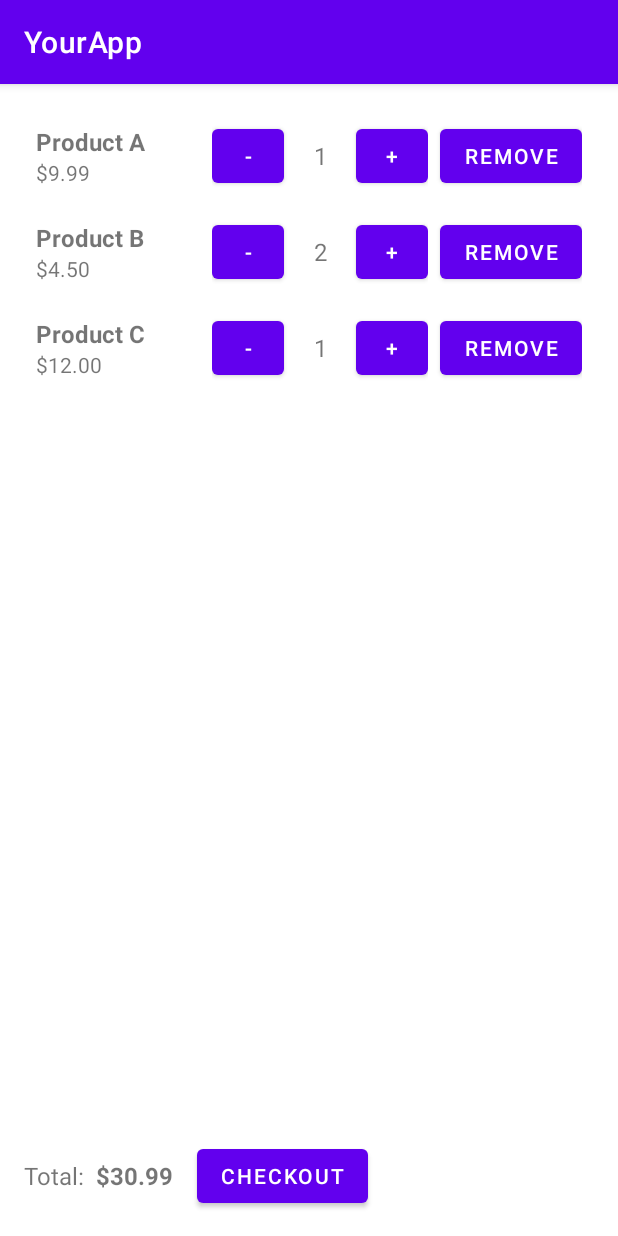
After one commit to Radu214/MegaScan, an Android app: the CartActivity screen opened directly, with no data from a screen before it, on a phone screen of 412 x 824 dp. The commit adds this screen. Run offline under Robolectric (Android 15) with nearby library versions, the phone set to English and light mode, and no system bars.

Commit message:
added cart page

```diff
--- /dev/null
+++ b/app/src/main/java/com/example/megascan/model/CartItem.java
@@ -0,0 +1,19 @@
+package com.example.megascan.model;
+
+public class CartItem {
+    private String productName;
+    private double price;
+    private int quantity;
+
+    public CartItem(String productName, double price, int quantity) {
+        this.productName = productName;
+        this.price = price;
+        this.quantity = quantity;
+    }
+
+    public String getProductName() { return productName; }
+    public double getPrice() { return price; }
+    public int getQuantity() { return quantity; }
+
+    public void setQuantity(int quantity) { this.quantity = quantity; }
+}
--- /dev/null
+++ b/app/src/main/java/com/example/megascan/ui/CartActivity.java
@@ -0,0 +1,71 @@
+package com.example.megascan.ui;
+
+import androidx.appcompat.app.AppCompatActivity;
+import androidx.recyclerview.widget.LinearLayoutManager;
+import androidx.recyclerview.widget.RecyclerView;
+import android.content.Intent;
+import android.os.Bundle;
+import android.widget.Button;
+import android.widget.TextView;
+
+import com.example.megascan.R;
+import com.example.megascan.model.CartItem;
+
+import java.util.ArrayList;
+import java.util.List;
+
+public class CartActivity extends AppCompatActivity implements CartAdapter.OnCartItemChangeListener {
+
+    private RecyclerView recyclerView;
+    private CartAdapter adapter;
+    private TextView textTotalAmount;
+    private Button buttonCheckout;
+
+    private List<CartItem> cartItems;
+
+    @Override
+    protected void onCreate(Bundle savedInstanceState) {
+        super.onCreate(savedInstanceState);
+        setContentView(R.layout.activity_cart);
+
+        recyclerView = findViewById(R.id.recycler_view_cart);
+        textTotalAmount = findViewById(R.id.text_total_amount);
+        buttonCheckout = findViewById(R.id.button_checkout);
+
+        // Example: Pre-populate cart items
+        cartItems = new ArrayList<>();
+        cartItems.add(new CartItem("Product A", 9.99, 1));
+        cartItems.add(new CartItem("Product B", 4.50, 2));
+        cartItems.add(new CartItem("Product C", 12.00, 1));
+
+        adapter = new CartAdapter(cartItems, this);
+        recyclerView.setLayoutManager(new LinearLayoutManager(this));
+        recyclerView.setAdapter(adapter);
+
+        updateTotal();
+
+        buttonCheckout.setOnClickListener(v -> {
+            // Go to checkout activity
+            Intent intent = new Intent(CartActivity.this, CheckoutActivity.class);
+            startActivity(intent);
+        });
+    }
+
+    @Override
+    public void onQuantityChanged() {
+        updateTotal();
+    }
+
+    @Override
+    public void onItemRemoved(CartItem item) {
+        updateTotal();
+    }
+
+    private void updateTotal() {
+        double total = 0;
+        for (CartItem item : cartItems) {
+            total += item.getPrice() * item.getQuantity();
+        }
+        textTotalAmount.setText(String.format("$%.2f", total));
+    }
+}
--- /dev/null
+++ b/app/src/main/java/com/example/megascan/ui/CartAdapter.java
@@ -0,0 +1,85 @@
+package com.example.megascan.ui;
+
+import android.view.LayoutInflater;
+import android.view.View;
+import android.view.ViewGroup;
+import android.widget.Button;
+import android.widget.TextView;
+import androidx.annotation.NonNull;
+import androidx.recyclerview.widget.RecyclerView;
+
+import com.example.megascan.R;
+import com.example.megascan.model.CartItem;
+
+import java.util.List;
+
+public class CartAdapter extends RecyclerView.Adapter<CartAdapter.CartViewHolder> {
+
+    private List<CartItem> cartItems;
+    private OnCartItemChangeListener listener;
+
+    public interface OnCartItemChangeListener {
+        void onQuantityChanged();
+        void onItemRemoved(CartItem item);
+    }
+
+    public CartAdapter(List<CartItem> cartItems, OnCartItemChangeListener listener) {
+        this.cartItems = cartItems;
+        this.listener = listener;
+    }
+
+    @NonNull
+    @Override
+    public CartViewHolder onCreateViewHolder(@NonNull ViewGroup parent, int viewType) {
+        View v = LayoutInflater.from(parent.getContext()).inflate(R.layout.item_cart, parent, false);
+        return new CartViewHolder(v);
+    }
+
+    @Override
+    public void onBindViewHolder(@NonNull CartViewHolder holder, int position) {
+        CartItem item = cartItems.get(position);
+        holder.textProductName.setText(item.getProductName());
+        holder.textProductPrice.setText(String.format("$%.2f", item.getPrice()));
+        holder.textQuantity.setText(String.valueOf(item.getQuantity()));
+
+        holder.buttonIncrement.setOnClickListener(v -> {
+            item.setQuantity(item.getQuantity() + 1);
+            notifyItemChanged(position);
+            if (listener != null) listener.onQuantityChanged();
+        });
+
+        holder.buttonDecrement.setOnClickListener(v -> {
+            if (item.getQuantity() > 1) {
+                item.setQuantity(item.getQuantity() - 1);
+                notifyItemChanged(position);
+                if (listener != null) listener.onQuantityChanged();
+            }
+        });
+
+        holder.buttonRemove.setOnClickListener(v -> {
+            cartItems.remove(position);
+            notifyItemRemoved(position);
+            if (listener != null) listener.onItemRemoved(item);
+        });
+    }
+
+    @Override
+    public int getItemCount() {
+        return cartItems.size();
+    }
+
+    static class CartViewHolder extends RecyclerView.ViewHolder {
+        TextView textProductName, textProductPrice, textQuantity;
+        Button buttonIncrement, buttonDecrement, buttonRemove;
+
+        public CartViewHolder(@NonNull View itemView) {
+            super(itemView);
+            textProductName = itemView.findViewById(R.id.text_product_name);
+            textProductPrice = itemView.findViewById(R.id.text_product_price);
+            textQuantity = itemView.findViewById(R.id.text_quantity);
+            buttonIncrement = itemView.findViewById(R.id.button_increment);
+            buttonDecrement = itemView.findViewById(R.id.button_decrement);
+            buttonRemove = itemView.findViewById(R.id.button_remove);
+        }
+    }
+}
--- /dev/null
+++ b/app/src/main/java/com/example/megascan/ui/CheckoutActivity.java
@@ -0,0 +1,14 @@
+package com.example.megascan.ui;
+
+import androidx.appcompat.app.AppCompatActivity;
+import android.os.Bundle;
+import com.example.megascan.R;
+
+public class CheckoutActivity extends AppCompatActivity {
+    @Override
+    protected void onCreate(Bundle savedInstanceState) {
+        super.onCreate(savedInstanceState);
+        setContentView(R.layout.checkout_activity);
+        // Implement actual checkout logic here
+    }
+}
--- a/app/src/main/java/com/example/megascan/ui/ScanBarcodeActivity.java
+++ b/app/src/main/java/com/example/megascan/ui/ScanBarcodeActivity.java
@@ -12,6 +12,7 @@ import androidx.camera.lifecycle.ProcessCameraProvider;
 import androidx.camera.view.PreviewView;
 
 import android.Manifest;
+import android.content.Intent;
 import android.content.pm.PackageManager;
 import android.graphics.Rect;
 import android.os.Bundle;
@@ -61,8 +62,10 @@ public class ScanBarcodeActivity extends AppCompatActivity {
     }
 
     private void setupBottomNav() {
+        iconCart.setOnClickListener(v -> {
+            Intent intent = new Intent(ScanBarcodeActivity.this, CartActivity.class);
+            startActivity(intent);});
         iconProfile.setOnClickListener(v -> Toast.makeText(this, "Profile Page", Toast.LENGTH_SHORT).show());
-        iconCart.setOnClickListener(v -> Toast.makeText(this, "Cart Page", Toast.LENGTH_SHORT).show());
         iconScan.setOnClickListener(v -> Toast.makeText(this, "Already on Scan Page", Toast.LENGTH_SHORT).show());
         iconPromo.setOnClickListener(v -> Toast.makeText(this, "Promo Page", Toast.LENGTH_SHORT).show());
         iconAI.setOnClickListener(v -> Toast.makeText(this, "AI Assistant Page", Toast.LENGTH_SHORT).show());
--- /dev/null
+++ b/app/src/main/res/layout/activity_cart.xml
@@ -0,0 +1,49 @@
+<?xml version="1.0" encoding="utf-8"?>
+<LinearLayout
+    xmlns:android="http://schemas.android.com/apk/res/android"
+    android:orientation="vertical"
+    android:layout_width="match_parent"
+    android:layout_height="match_parent"
+    android:padding="16dp">
+
+    <!-- RecyclerView to display cart items -->
+    <androidx.recyclerview.widget.RecyclerView
+        android:id="@+id/recycler_view_cart"
+        android:layout_width="match_parent"
+        android:layout_height="0dp"
+        android:layout_weight="1"/>
+
+    <!-- Bottom summary and checkout button -->
+    <LinearLayout
+        android:layout_width="match_parent"
+        android:layout_height="wrap_content"
+        android:orientation="horizontal"
+        android:gravity="center_vertical"
+        android:layout_marginTop="16dp">
+
+        <TextView
+            android:id="@+id/text_total_label"
+            android:layout_width="wrap_content"
+            android:layout_height="wrap_content"
+            android:text="Total:"
+            android:textSize="16sp"
+            android:layout_marginRight="8dp" />
+
+        <TextView
+            android:id="@+id/text_total_amount"
+            android:layout_width="wrap_content"
+            android:layout_height="wrap_content"
+            android:text="$0.00"
+            android:textSize="16sp"
+            android:textStyle="bold"
+            android:layout_marginRight="16dp" />
+
+        <Button
+            android:id="@+id/button_checkout"
+            android:layout_width="wrap_content"
+            android:layout_height="wrap_content"
+            android:text="Checkout" />
+
+    </LinearLayout>
+
+</LinearLayout>
--- /dev/null
+++ b/app/src/main/res/layout/checkout_activity.xml
@@ -0,0 +1,18 @@
+<?xml version="1.0" encoding="utf-8"?>
+<LinearLayout
+    xmlns:android="http://schemas.android.com/apk/res/android"
+    android:orientation="vertical"
+    android:layout_width="match_parent"
+    android:layout_height="match_parent"
+    android:gravity="center"
+    android:padding="24dp">
+
+    <TextView
+        android:id="@+id/text_checkout_message"
+        android:layout_width="wrap_content"
+        android:layout_height="wrap_content"
+        android:text="Proceed with Payment"
+        android:textSize="20sp"
+        android:textStyle="bold" />
+
+</LinearLayout>
--- /dev/null
+++ b/app/src/main/res/layout/item_cart.xml
@@ -0,0 +1,69 @@
+<?xml version="1.0" encoding="utf-8"?>
+<LinearLayout
+    xmlns:android="http://schemas.android.com/apk/res/android"
+    android:orientation="horizontal"
+    android:layout_width="match_parent"
+    android:layout_height="wrap_content"
+    android:gravity="center_vertical"
+    android:padding="8dp">
+
+    <!-- Product Info -->
+    <LinearLayout
+        android:layout_width="0dp"
+        android:layout_height="wrap_content"
+        android:layout_weight="1"
+        android:orientation="vertical">
+
+        <TextView
+            android:id="@+id/text_product_name"
+            android:layout_width="wrap_content"
+            android:layout_height="wrap_content"
+            android:text="Product Name"
+            android:textStyle="bold"
+            android:textSize="16sp" />
+
+        <TextView
+            android:id="@+id/text_product_price"
+            android:layout_width="wrap_content"
+            android:layout_height="wrap_content"
+            android:text="$9.99"
+            android:textSize="14sp" />
+    </LinearLayout>
+
+    <!-- Quantity controls -->
+    <LinearLayout
+        android:layout_width="wrap_content"
+        android:layout_height="wrap_content"
+        android:orientation="horizontal"
+        android:gravity="center_vertical">
+
+        <Button
+            android:id="@+id/button_decrement"
+            android:layout_width="48dp"
+            android:layout_height="48dp"
+            android:text="-" />
+
+        <TextView
+            android:id="@+id/text_quantity"
+            android:layout_width="48dp"
+            android:layout_height="wrap_content"
+            android:text="1"
+            android:gravity="center"
+            android:textSize="16sp" />
+
+        <Button
+            android:id="@+id/button_increment"
+            android:layout_width="48dp"
+            android:layout_height="48dp"
+            android:text="+" />
+    </LinearLayout>
+
+    <!-- Remove button -->
+    <Button
+        android:id="@+id/button_remove"
+        android:layout_width="wrap_content"
+        android:layout_height="wrap_content"
+        android:text="Remove"
+        android:layout_marginLeft="8dp" />
+
+</LinearLayout>
```
Also changed, not shown: app/src/main/AndroidManifest.xml (+7 -2 lines).
